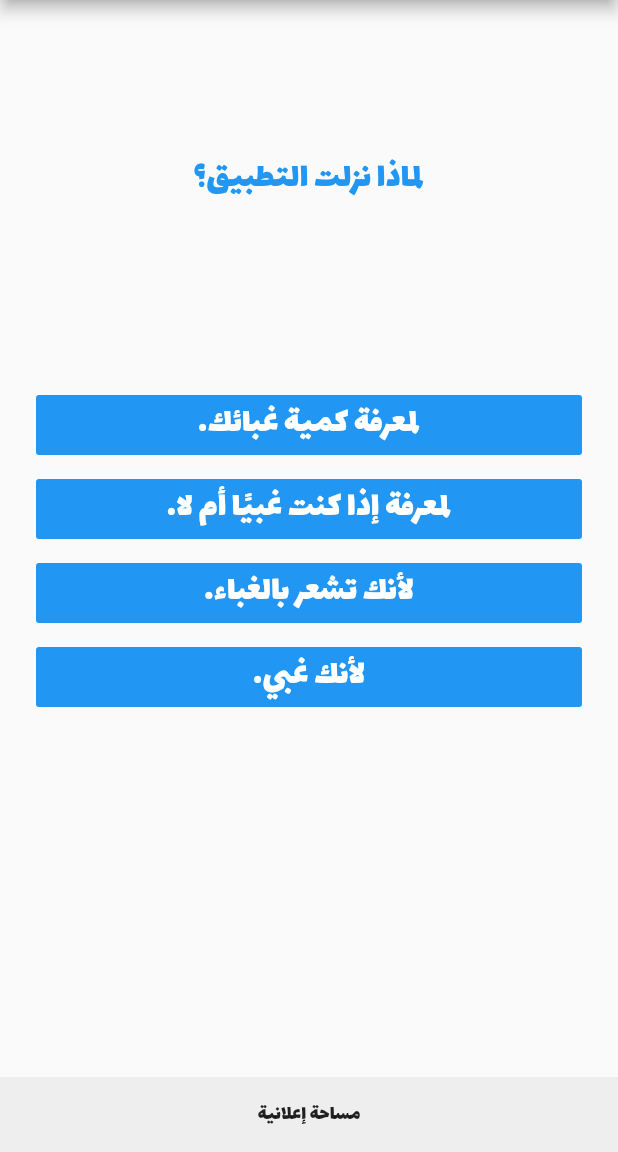
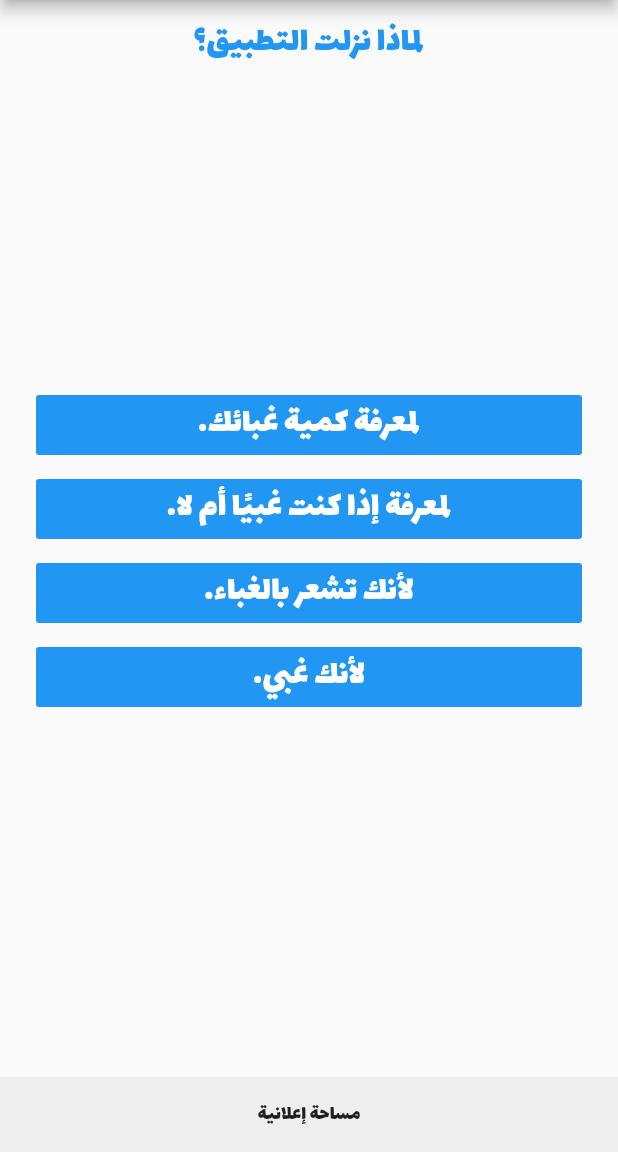
Before and after one commit to IbrahimAlatoom/stupid_test, a Flutter app: the QuizPage screen opened by its route, on a phone screen of 412 x 824 dp, the part 84-1236 px from its top. Run offline on Flutter 3.47's test engine with Material 2 defaults, Android fonts, the phone set to English and light mode, and no system bars; our stand-ins replace share; missing offline and left inert: firebase_admob; accounts and stored records are empty.

Commit message:
final changes before release

```diff
--- a/lib/quiz_page.dart
+++ b/lib/quiz_page.dart
@@ -88,10 +88,15 @@ class _QuizPageState extends State<QuizPage> {
             child: Padding(
               padding: EdgeInsets.all(10.0),
               child: Center(
-                child: Text(
-                  quizbank.getQuestionText(),
-                  textAlign: TextAlign.center,
-                  style: Theme.of(context).textTheme.display1,
+                child: ListView(
+                  physics: BouncingScrollPhysics(),
+                  children: <Widget>[
+                    Text(
+                      quizbank.getQuestionText(),
+                      textAlign: TextAlign.center,
+                      style: Theme.of(context).textTheme.display1,
+                    ),
+                  ],
                 ),
               ),
             ),
```
Also changed, not shown: 3 other files.
